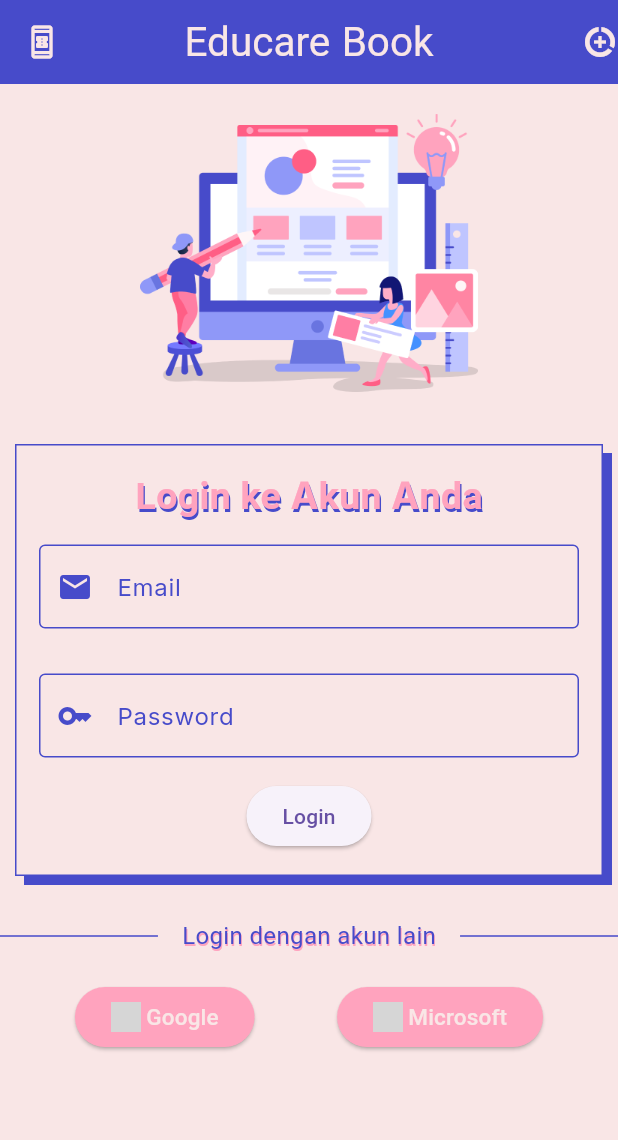
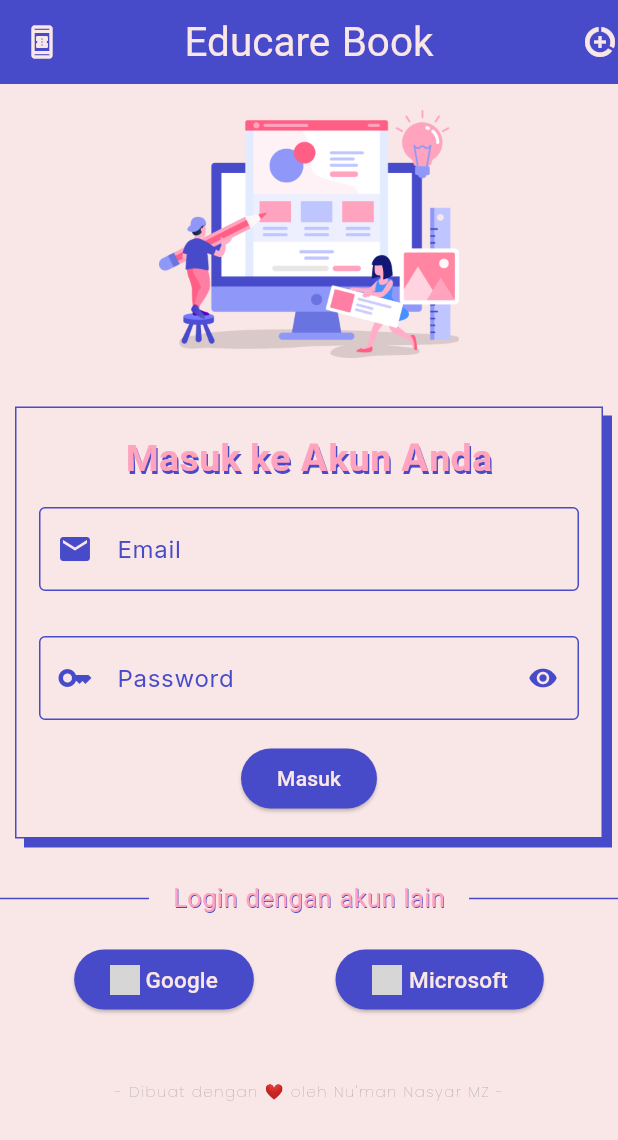
Before and after one commit to numen111104/login-flutter, a Flutter app: the screen it shows after launch, on a phone screen of 412 x 824 dp. Shown: the top 1140 px of the screen. Run offline on Flutter 3.47's test engine with Material 3 defaults, Android fonts, the phone set to English and light mode, and no system bars; our stand-ins replace google_fonts; network calls fail; Roboto replaces fonts that are missing (Itim); grey boxes are pictures that could not be loaded.

Commit message:
adding some widget

```diff
--- a/lib/login.dart
+++ b/lib/login.dart
@@ -45,6 +45,14 @@ class LoginWidget extends StatefulWidget {
 class _PasswordState extends State<LoginWidget> {
   String? _email;
   String? _password;
+  bool _isHidden = true;
+
+  void _toggleVisablity() {
+    setState(() {
+      _isHidden = !_isHidden;
+    });
+  }
+
   @override
   Widget build(BuildContext context) {
     return ListView(
@@ -53,8 +61,8 @@ class _PasswordState extends State<LoginWidget> {
           children: [
             Image.asset(
               'images/login.png',
-              width: 225,
-              height: 225,
+              width: 200,
+              height: 200,
             ),
             Container(
               padding: const EdgeInsets.all(15),
@@ -73,7 +81,7 @@ class _PasswordState extends State<LoginWidget> {
                 children: [
                   Center(
                     child: Text(
-                      "Login ke Akun Anda",
+                      "Masuk ke Akun Anda",
                       style: GoogleFonts.itim(
                           color: const Color(0xffFFA3BE),
                           fontWeight: FontWeight.bold,
@@ -117,11 +125,19 @@ class _PasswordState extends State<LoginWidget> {
                   Container(
                     margin: const EdgeInsets.symmetric(vertical: 15),
                     child: TextField(
-                      obscureText: true,
+                      obscureText: _isHidden,
                       decoration: InputDecoration(
                         prefixIcon: const Icon(
                           Icons.key,
                           color: Color(0xFF474BCA),
+                        ),
+                        suffixIcon: IconButton(
+                          onPressed: _toggleVisablity,
+                          icon: Icon(
+                            _isHidden ? Icons.visibility : Icons.visibility_off,
+                            size: 20.0,
+                            color: const Color(0xFF474BCA),
+                          ),
                         ),
                         floatingLabelBehavior: FloatingLabelBehavior.auto,
                         border: const OutlineInputBorder(),
@@ -146,51 +162,50 @@ class _PasswordState extends State<LoginWidget> {
                     ),
                   ),
                   ElevatedButton(
+                    style: const ButtonStyle(
+                      backgroundColor:  MaterialStatePropertyAll(Color(0xFF474BCA)),
+                    ),
                       onPressed: () {
                         showDialog(
                             context: context,
                             builder: (context) {
                               return AlertDialog(
                                 content: Text(
-                                    "Terima kasih $_email keren $_password", style: TextStyle(
-                                  fontSize: 17,
-                                  fontFamily: GoogleFonts.inter().fontFamily
-                                ),),
+                                  "Terima kasih $_email keren $_password",
+                                ),
                               );
                             });
                       },
-                      child: const Text("Login"))
+                      child: const Text("Masuk", style: TextStyle(color: Color(0xffF9E6E6)),))
                 ],
               ),
             ),
-            const SizedBox(
+            SizedBox(
               height: 50,
               child: Row(
                 children: [
-                  Expanded(
+                  const Expanded(
                     child: Divider(
                       color: Color(0xFF474BCA),
                       thickness: 1.0,
                     ),
                   ),
                   Padding(
-                    padding: EdgeInsets.symmetric(horizontal: 16.0),
+                    padding: const EdgeInsets.symmetric(horizontal: 16.0),
                     child: Text(
                       'Login dengan akun lain',
-
                       style: TextStyle(
-                        color: Color(0xFF474BCA),
-                          fontSize: 16.0,
-                        shadows: [
-                          Shadow(
-                            color: Color(0xffFFA3BE),
-                            offset: Offset(0.5, 1)
-                          )
-                        ]
-                      ),
+                          color: const Color(0xffFFA3BE),
+                          fontSize: 17.0,
+                          fontFamily: GoogleFonts.itim().fontFamily,
+                          shadows: const [
+                            Shadow(
+                                color: Color(0xFF474BCA),
+                                offset: Offset(0.5, 1))
+                          ]),
                     ),
                   ),
-                  Expanded(
+                  const Expanded(
                     child: Divider(
                       color: Color(0xFF474BCA),
                       thickness: 1.0,
@@ -211,7 +226,7 @@ class _PasswordState extends State<LoginWidget> {
                           onPressed: () {},
                           style: const ButtonStyle(
                               backgroundColor:
-                                  MaterialStatePropertyAll(Color(0xffFFA3BE))),
+                                  MaterialStatePropertyAll(Color(0xFF474BCA))),
                           child: Padding(
                             padding: const EdgeInsets.symmetric(
                                 horizontal: 0, vertical: 4),
@@ -248,7 +263,7 @@ class _PasswordState extends State<LoginWidget> {
                           onPressed: () {},
                           style: const ButtonStyle(
                               backgroundColor:
-                                  MaterialStatePropertyAll(Color(0xffFFA3BE))),
+                                  MaterialStatePropertyAll(Color(0xFF474BCA))),
                           child: Padding(
                             padding: const EdgeInsets.symmetric(
                                 horizontal: 0, vertical: 4),
@@ -256,7 +271,7 @@ class _PasswordState extends State<LoginWidget> {
                               mainAxisAlignment: MainAxisAlignment.spaceBetween,
                               children: [
                                 Container(
-                                  margin: const EdgeInsets.only(right: 3.5),
+                                  margin: const EdgeInsets.only(right: 5),
                                   child: Image.network(
                                     'https://th.bing.com/th?id=ODLS.dff3174d-c8cf-4132-8c42-90ebaa81f245&w=32&h=32&qlt=90&pcl=fffffa&o=6&pid=1.2',
                                     width: 20,
@@ -279,6 +294,19 @@ class _PasswordState extends State<LoginWidget> {
               ],
             )
           ],
+        ),
+        SizedBox(
+          height: 90,
+          child: Center(
+            child: Text("- Dibuat dengan ❤ oleh Nu'man Nasyar MZ -",
+              style: TextStyle(
+                color: Colors.grey,
+                fontFamily: GoogleFonts.poppins().fontFamily,
+                fontSize: 10,
+                fontWeight: FontWeight.w100,
+                letterSpacing: 1.0
+            ),),
+          ),
         )
       ],
     );
```
